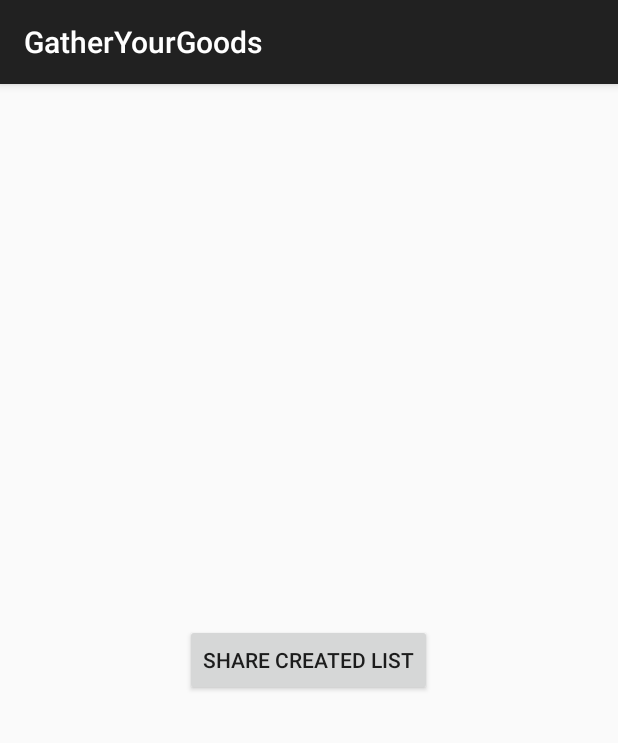
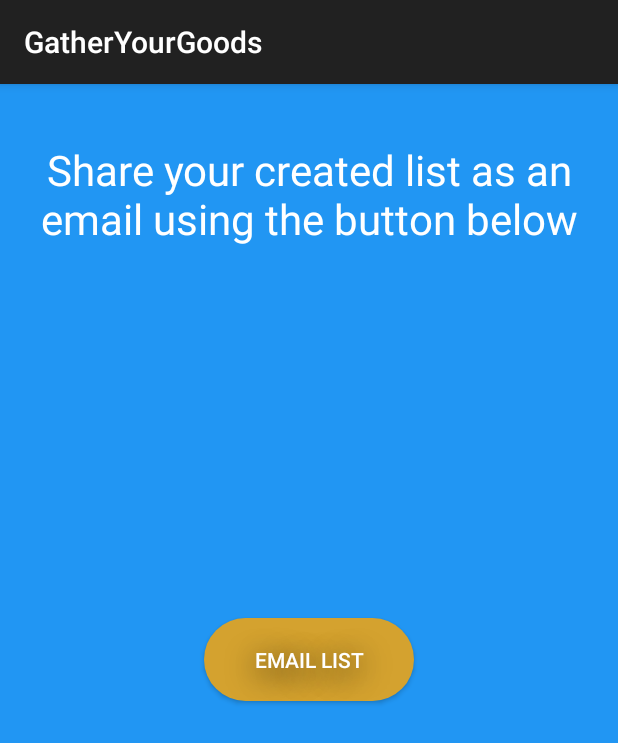
Before and after one commit to ajs476/iBuy, an Android app: the ShareListActivity screen opened directly, with no data from a screen before it, on a phone screen of 412 x 824 dp. Shown: the top 743 px of the screen. Run offline under Robolectric (Android 15) with nearby library versions, the phone set to English and light mode, and no system bars; 2 statements that could not run were skipped.

Commit message:
share page style added

```diff
--- a/app/src/main/res/layout/share.xml
+++ b/app/src/main/res/layout/share.xml
@@ -1,12 +1,31 @@
 <?xml version="1.0" encoding="utf-8"?>
 <RelativeLayout xmlns:android="http://schemas.android.com/apk/res/android"
-    android:layout_width="match_parent" android:layout_height="match_parent">
+    android:layout_width="match_parent" android:layout_height="match_parent"
+    android:background="#2196F3">
 
     <Button
         android:layout_width="wrap_content"
         android:layout_height="wrap_content"
-        android:text="Share Created List"
+        android:text="Email List"
         android:id="@+id/buttonShareCreatedList"
         android:layout_centerVertical="true"
-        android:layout_centerHorizontal="true" />
+        android:layout_centerHorizontal="true"
+        android:background="@drawable/buttonshape2"
+        android:shadowColor="#000000"
+        android:shadowDx="0"
+        android:shadowDy="6"
+        android:shadowRadius="25"
+        android:textColor="#FFFFFF"/>
+
+    <TextView
+        android:layout_width="wrap_content"
+        android:layout_height="wrap_content"
+        android:text="Share your created list as an email using the button below"
+        android:id="@+id/textView"
+        android:layout_alignParentTop="true"
+        android:layout_centerHorizontal="true"
+        android:layout_marginTop="38dp"
+        android:textSize="28dp"
+        android:gravity="center_horizontal"
+        android:textColor="#ffffff" />
 </RelativeLayout>
```
